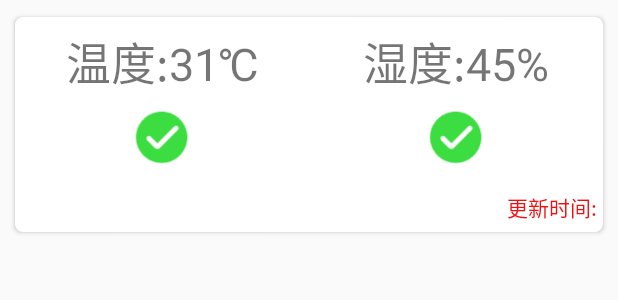
After one commit to MiChongGET/OneNET, an Android app: the layout total_list_item.xml on its own in the app's theme, with its tools: preview values and no code run, on a phone screen of 412 x 824 dp. The commit adds this screen. Shown: the top 300 px of the screen. Run offline under Robolectric (Android 15) with nearby library versions, the phone set to English and light mode, and no system bars.

Commit message:
数据集合模块实现，温湿度集中展示，以及相应的提示

```diff
--- a/app/src/main/java/cn/buildworld/onenet/OneNetApplication.java
+++ b/app/src/main/java/cn/buildworld/onenet/OneNetApplication.java
@@ -27,6 +27,10 @@ public class OneNetApplication extends Application {
 
         if(savedApiKey != null){
             OneNetApi.setAppKey(savedApiKey);
-        }else startActivity(new Intent(OneNetApplication.this,EditApikeyActivity.class));
+        }else {
+            Intent intent = new Intent(this,EditApikeyActivity.class);
+            intent.setFlags(Intent.FLAG_ACTIVITY_NEW_TASK | Intent.FLAG_ACTIVITY_EXCLUDE_FROM_RECENTS);
+            startActivity(intent);
+        }
     }
 }
--- /dev/null
+++ b/app/src/main/res/layout/total_list_item.xml
@@ -0,0 +1,78 @@
+<?xml version="1.0" encoding="utf-8"?>
+<android.support.v7.widget.CardView xmlns:android="http://schemas.android.com/apk/res/android"
+    xmlns:app="http://schemas.android.com/apk/res-auto"
+    android:orientation="vertical"
+    android:layout_width="match_parent"
+    android:layout_height="150dp"
+    app:cardCornerRadius="5dp"
+    app:cardUseCompatPadding="true"
+    app:cardPreventCornerOverlap="false"
+    android:foreground="?android:attr/selectableItemBackground"
+    android:stateListAnimator="@drawable/lift_on_touch"
+    android:clickable="true"
+    android:layout_margin="8dp"
+    android:paddingTop="8dp">
+
+    <LinearLayout
+        android:orientation="vertical"
+        android:layout_width="match_parent"
+        android:layout_height="match_parent">
+
+        <LinearLayout
+            android:layout_width="match_parent"
+            android:layout_height="60dp"
+            android:orientation="horizontal"
+            >
+            <TextView
+                android:id="@+id/total_temp"
+                android:text="温度:31℃"
+                android:textSize="30dp"
+                android:gravity="center"
+            android:layout_width="match_parent"
+            android:layout_height="match_parent"
+            android:layout_weight="1"/>
+            <TextView
+                android:id="@+id/total_hum"
+                android:text="湿度:45%"
+                android:textSize="30dp"
+                android:gravity="center"
+                android:layout_width="match_parent"
+                android:layout_height="match_parent"
+                android:layout_weight="1"/>
+        </LinearLayout>
+
+
+        <LinearLayout
+            android:layout_width="match_parent"
+            android:layout_height="50dp"
+            android:orientation="horizontal"
+            >
+            <ImageView
+                android:id="@+id/temp_sign"
+                android:src="@drawable/safe"
+                android:gravity="center"
+                android:layout_width="40dp"
+                android:layout_height="40dp"
+                android:layout_weight="1"/>
+            <ImageView
+                android:id="@+id/hum_sign"
+                android:src="@drawable/safe"
+                android:gravity="center"
+                android:layout_width="40dp"
+                android:layout_height="40dp"
+                android:layout_weight="1"/>
+        </LinearLayout>
+
+        <TextView
+            android:padding="4dp"
+            android:textColor="#ee00"
+            android:id="@+id/total_time"
+            android:text="更新时间:"
+            android:gravity="center|right"
+            android:layout_width="match_parent"
+            android:layout_height="match_parent" />
+
+    </LinearLayout>
+
+
+</android.support.v7.widget.CardView>
--- a/app/src/main/res/layout/totalfragment.xml
+++ b/app/src/main/res/layout/totalfragment.xml
@@ -3,7 +3,8 @@
     xmlns:android="http://schemas.android.com/apk/res/android"
     android:orientation="vertical"
     android:layout_width="match_parent"
-    android:layout_height="match_parent">
+    android:layout_height="match_parent"
+    android:paddingTop="80dp">
 
     <com.baoyz.widget.PullRefreshLayout
         android:id="@+id/swipeRefreshLayout"
@@ -15,7 +16,8 @@
             android:id="@+id/list_view"
             android:layout_width="fill_parent"
             android:layout_height="fill_parent"
-            android:scrollbars="none" >
+            android:scrollbars="none"
+            android:divider="#00000000">
         </ListView>
     </com.baoyz.widget.PullRefreshLayout>
 
```
Also changed, not shown: app/src/main/java/cn/buildworld/onenet/adapter/TotalAdapter.java (+81 -4 lines), app/src/main/java/cn/buildworld/onenet/bean/TotalBean.java (added, +36 -0 lines), app/src/main/java/cn/buildworld/onenet/fragment/TotalFragment.java (+96 -0 lines), app/src/main/java/cn/buildworld/onenet/util/HttpUtils.java (added, +232 -0 lines), 1 other file.
